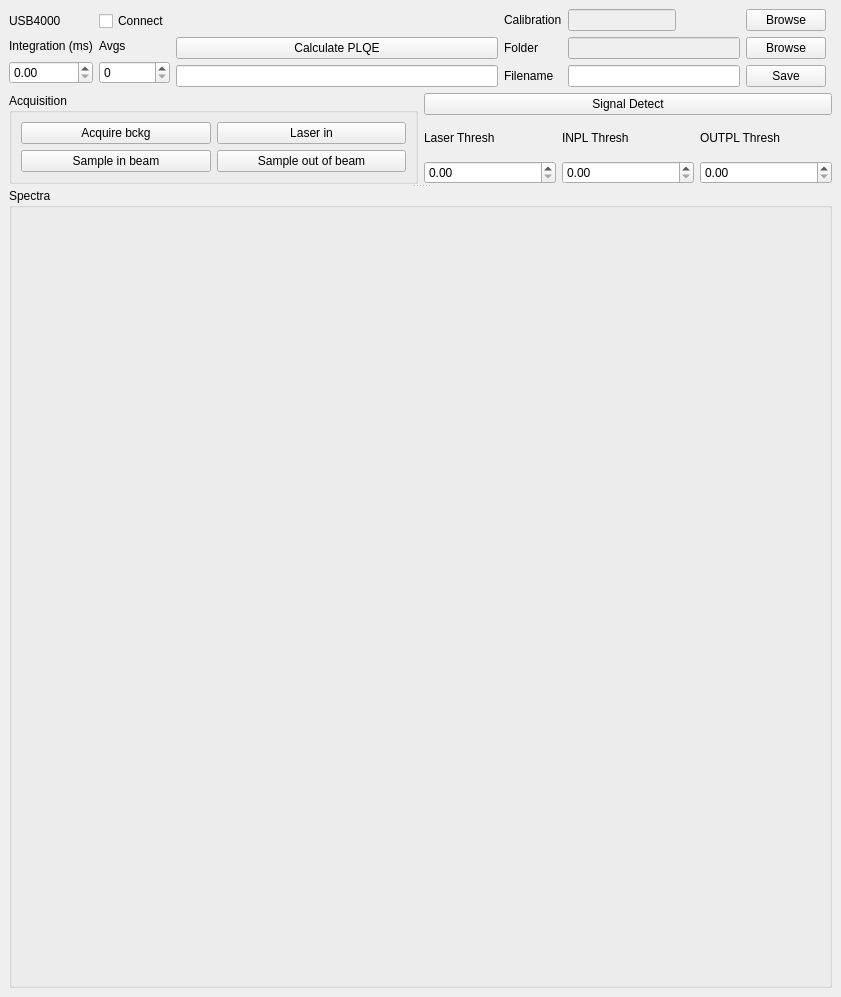
Before: the Qt Designer form mainwindow.ui in rbrenesh/PLQEApp, drawn with Qt 5.
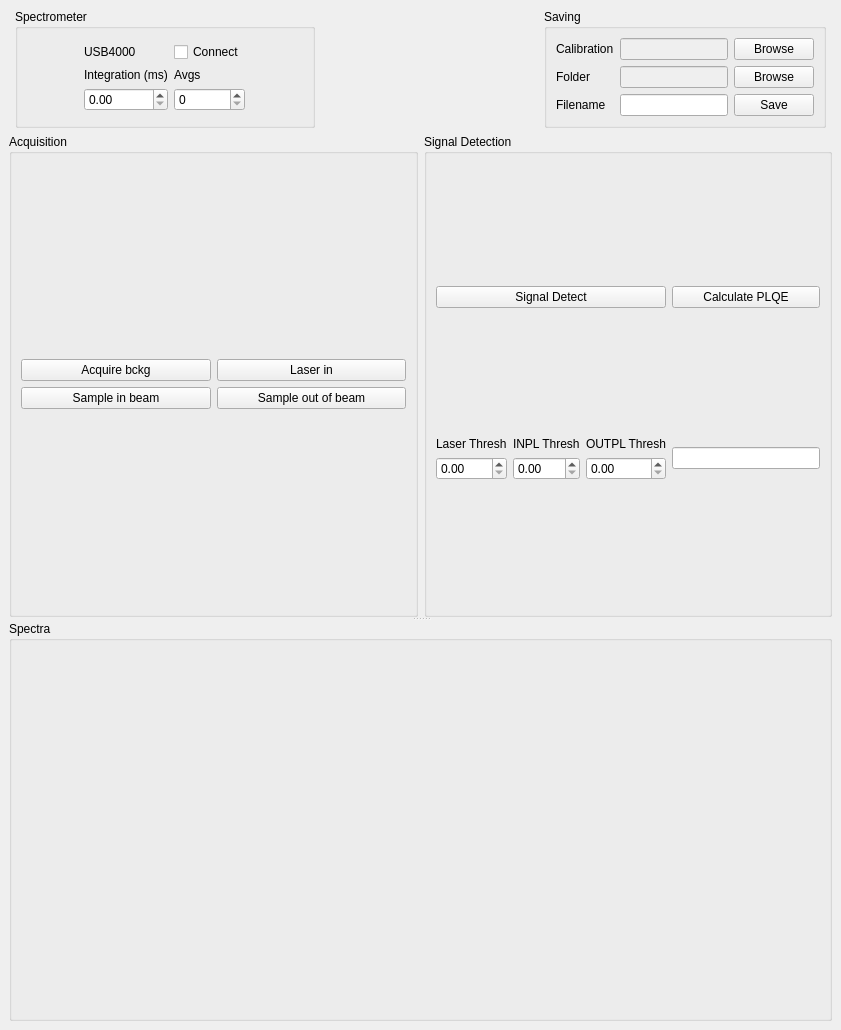
After: the same form once the commit is applied.

Commit message: Changed UI to have containers

```diff
--- a/mainwindow.ui
+++ b/mainwindow.ui
@@ -2,31 +2,81 @@
 <ui version="4.0">
  <class>MainWindow</class>
  <widget class="QMainWindow" name="MainWindow">
+  <property name="enabled">
+   <bool>true</bool>
+  </property>
   <property name="geometry">
    <rect>
     <x>0</x>
     <y>0</y>
     <width>841</width>
-    <height>600</height>
+    <height>1030</height>
    </rect>
   </property>
+  <property name="sizePolicy">
+   <sizepolicy hsizetype="Expanding" vsizetype="Expanding">
+    <horstretch>0</horstretch>
+    <verstretch>0</verstretch>
+   </sizepolicy>
+  </property>
   <property name="windowTitle">
    <string>MainWindow</string>
   </property>
   <widget class="QWidget" name="centralwidget">
+   <property name="sizePolicy">
+    <sizepolicy hsizetype="Expanding" vsizetype="Expanding">
+     <horstretch>0</horstretch>
+     <verstretch>0</verstretch>
+    </sizepolicy>
+   </property>
    <layout class="QGridLayout" name="gridLayout_3">
     <item row="0" column="0">
      <widget class="QSplitter" name="splitter">
+      <property name="sizePolicy">
+       <sizepolicy hsizetype="Expanding" vsizetype="Expanding">
+        <horstretch>0</horstretch>
+        <verstretch>0</verstretch>
+       </sizepolicy>
+      </property>
       <property name="orientation">
        <enum>Qt::Vertical</enum>
       </property>
       <widget class="QWidget" name="layoutWidget">
        <layout class="QGridLayout" name="gridLayout_4">
         <property name="sizeConstraint">
-         <enum>QLayout::SetDefaultConstraint</enum>
+         <enum>QLayout::SetMinimumSize</enum>
         </property>
-        <item row="0" column="2">
+        <item row="0" column="4">
+         <widget class="QGroupBox" name="groupBox_4">
+          <property name="title">
+           <string>Saving</string>
+          </property>
+          <layout class="QVBoxLayout" name="verticalLayout_2">
+           <item>
          <layout class="QGridLayout" name="gridLayout">
+             <item row="1" column="1">
+              <widget class="QLineEdit" name="folderDisplay">
+               <property name="enabled">
+                <bool>false</bool>
+               </property>
+               <property name="autoFillBackground">
+                <bool>false</bool>
+               </property>
+               <property name="readOnly">
+                <bool>true</bool>
+               </property>
+              </widget>
+             </item>
+             <item row="1" column="2">
+              <widget class="QPushButton" name="browseButton">
+               <property name="text">
+                <string>Browse</string>
+               </property>
+              </widget>
+             </item>
+             <item row="2" column="1">
+              <widget class="QLineEdit" name="filenameDisplay"/>
+             </item>
           <item row="0" column="2">
            <widget class="QPushButton" name="calibBrowseButton">
             <property name="text">
@@ -34,6 +84,13 @@
             </property>
            </widget>
           </item>
+             <item row="2" column="2">
+              <widget class="QPushButton" name="saveButton">
+               <property name="text">
+                <string>Save</string>
+               </property>
+              </widget>
+             </item>
           <item row="0" column="1">
            <widget class="QLineEdit" name="calibFileDisp">
             <property name="enabled">
@@ -53,44 +110,14 @@
             </property>
            </widget>
           </item>
-          <item row="3" column="2">
-           <widget class="QPushButton" name="saveButton">
-            <property name="text">
-             <string>Save</string>
-            </property>
-           </widget>
-          </item>
-          <item row="2" column="1">
-           <widget class="QLineEdit" name="folderDisplay">
-            <property name="enabled">
-             <bool>false</bool>
-            </property>
-            <property name="autoFillBackground">
-             <bool>false</bool>
-            </property>
-            <property name="readOnly">
-             <bool>true</bool>
-            </property>
-           </widget>
-          </item>
-          <item row="3" column="1">
-           <widget class="QLineEdit" name="filenameDisplay"/>
-          </item>
-          <item row="2" column="2">
-           <widget class="QPushButton" name="browseButton">
-            <property name="text">
-             <string>Browse</string>
-            </property>
-           </widget>
-          </item>
-          <item row="3" column="0">
+             <item row="2" column="0">
            <widget class="QLabel" name="label_2">
             <property name="text">
              <string>Filename</string>
             </property>
            </widget>
           </item>
-          <item row="2" column="0">
+             <item row="1" column="0">
            <widget class="QLabel" name="label">
             <property name="text">
              <string>Folder</string>
@@ -104,25 +131,114 @@
             </property>
            </widget>
           </item>
-          <item row="1" column="1">
-           <spacer name="verticalSpacer">
-            <property name="orientation">
-             <enum>Qt::Vertical</enum>
-            </property>
-            <property name="sizeHint" stdset="0">
+            </layout>
+           </item>
+          </layout>
+         </widget>
+        </item>
+        <item row="0" column="1" colspan="2">
+         <widget class="QGroupBox" name="groupBox_2">
+          <property name="minimumSize">
              <size>
-              <width>20</width>
-              <height>40</height>
-             </size>
-            </property>
-           </spacer>
-          </item>
-         </layout>
-        </item>
-        <item row="1" column="0" colspan="4">
+            <width>300</width>
+            <height>0</height>
+           </size>
+          </property>
+          <property name="title">
+           <string>Spectrometer</string>
+          </property>
+          <layout class="QGridLayout" name="gridLayout_5">
+           <item row="0" column="0">
+            <layout class="QGridLayout" name="gridLayout_2">
+             <item row="2" column="1">
+              <widget class="QSpinBox" name="avgsSpinBox"/>
+             </item>
+             <item row="1" column="0">
+              <widget class="QLabel" name="label_3">
+               <property name="sizePolicy">
+                <sizepolicy hsizetype="Fixed" vsizetype="Fixed">
+                 <horstretch>0</horstretch>
+                 <verstretch>0</verstretch>
+                </sizepolicy>
+               </property>
+               <property name="text">
+                <string>Integration (ms)</string>
+               </property>
+              </widget>
+             </item>
+             <item row="0" column="1">
+              <widget class="QCheckBox" name="connectBox">
+               <property name="enabled">
+                <bool>true</bool>
+               </property>
+               <property name="sizePolicy">
+                <sizepolicy hsizetype="Fixed" vsizetype="Fixed">
+                 <horstretch>0</horstretch>
+                 <verstretch>0</verstretch>
+                </sizepolicy>
+               </property>
+               <property name="text">
+                <string>Connect</string>
+               </property>
+               <property name="checkable">
+                <bool>true</bool>
+               </property>
+               <property name="tristate">
+                <bool>false</bool>
+               </property>
+              </widget>
+             </item>
+             <item row="2" column="0">
+              <widget class="QDoubleSpinBox" name="intSpinBox">
+               <property name="sizePolicy">
+                <sizepolicy hsizetype="Minimum" vsizetype="Fixed">
+                 <horstretch>0</horstretch>
+                 <verstretch>0</verstretch>
+                </sizepolicy>
+               </property>
+              </widget>
+             </item>
+             <item row="0" column="0">
+              <widget class="QLabel" name="label_5">
+               <property name="sizePolicy">
+                <sizepolicy hsizetype="Fixed" vsizetype="Fixed">
+                 <horstretch>0</horstretch>
+                 <verstretch>0</verstretch>
+                </sizepolicy>
+               </property>
+               <property name="text">
+                <string>USB4000</string>
+               </property>
+              </widget>
+             </item>
+             <item row="1" column="1">
+              <widget class="QLabel" name="label_4">
+               <property name="sizePolicy">
+                <sizepolicy hsizetype="Fixed" vsizetype="Fixed">
+                 <horstretch>0</horstretch>
+                 <verstretch>0</verstretch>
+                </sizepolicy>
+               </property>
+               <property name="text">
+                <string>Avgs</string>
+               </property>
+              </widget>
+             </item>
+            </layout>
+           </item>
+          </layout>
+         </widget>
+        </item>
+        <item row="1" column="0" colspan="6">
          <layout class="QHBoxLayout" name="horizontalLayout">
           <item>
            <widget class="QGroupBox" name="groupBox">
+            <property name="sizePolicy">
+             <sizepolicy hsizetype="Expanding" vsizetype="Expanding">
+              <horstretch>0</horstretch>
+              <verstretch>0</verstretch>
+             </sizepolicy>
+            </property>
             <property name="title">
              <string>Acquisition</string>
             </property>
@@ -163,13 +279,13 @@
            </widget>
           </item>
           <item>
+           <widget class="QGroupBox" name="groupBox_3">
+            <property name="title">
+             <string>Signal Detection</string>
+            </property>
+            <layout class="QGridLayout" name="gridLayout_7">
+             <item row="1" column="0">
            <layout class="QGridLayout" name="gridLayout_6">
-            <item row="2" column="1">
-             <widget class="QDoubleSpinBox" name="INPLthresh"/>
-            </item>
-            <item row="2" column="2">
-             <widget class="QDoubleSpinBox" name="OUTPLthresh"/>
-            </item>
             <item row="1" column="0">
              <widget class="QLabel" name="label_6">
               <property name="text">
@@ -177,12 +293,14 @@
               </property>
              </widget>
             </item>
-            <item row="1" column="1">
-             <widget class="QLabel" name="label_8">
-              <property name="text">
-               <string>INPL Thresh</string>
-              </property>
-             </widget>
+               <item row="2" column="1">
+                <widget class="QDoubleSpinBox" name="INPLthresh"/>
+               </item>
+               <item row="2" column="0">
+                <widget class="QDoubleSpinBox" name="laserthresh"/>
+               </item>
+               <item row="2" column="2">
+                <widget class="QDoubleSpinBox" name="OUTPLthresh"/>
             </item>
             <item row="1" column="2">
              <widget class="QLabel" name="label_9">
@@ -191,114 +309,23 @@
               </property>
              </widget>
             </item>
-            <item row="2" column="0">
-             <widget class="QDoubleSpinBox" name="laserthresh"/>
-            </item>
-            <item row="0" column="0" colspan="3">
+               <item row="1" column="1">
+                <widget class="QLabel" name="label_8">
+                 <property name="text">
+                  <string>INPL Thresh</string>
+                 </property>
+                </widget>
+               </item>
+              </layout>
+             </item>
+             <item row="0" column="0">
              <widget class="QPushButton" name="pushButton">
               <property name="text">
                <string>Signal Detect</string>
               </property>
              </widget>
             </item>
-           </layout>
-          </item>
-         </layout>
-        </item>
-        <item row="0" column="0">
-         <layout class="QGridLayout" name="gridLayout_2">
-          <item row="1" column="0">
-           <widget class="QLabel" name="label_3">
-            <property name="sizePolicy">
-             <sizepolicy hsizetype="Fixed" vsizetype="Fixed">
-              <horstretch>0</horstretch>
-              <verstretch>0</verstretch>
-             </sizepolicy>
-            </property>
-            <property name="text">
-             <string>Integration (ms)</string>
-            </property>
-           </widget>
-          </item>
-          <item row="2" column="1">
-           <widget class="QSpinBox" name="avgsSpinBox"/>
-          </item>
-          <item row="2" column="0">
-           <widget class="QDoubleSpinBox" name="intSpinBox">
-            <property name="sizePolicy">
-             <sizepolicy hsizetype="Minimum" vsizetype="Fixed">
-              <horstretch>0</horstretch>
-              <verstretch>0</verstretch>
-             </sizepolicy>
-            </property>
-           </widget>
-          </item>
-          <item row="1" column="1">
-           <widget class="QLabel" name="label_4">
-            <property name="sizePolicy">
-             <sizepolicy hsizetype="Fixed" vsizetype="Fixed">
-              <horstretch>0</horstretch>
-              <verstretch>0</verstretch>
-             </sizepolicy>
-            </property>
-            <property name="text">
-             <string>Avgs</string>
-            </property>
-           </widget>
-          </item>
-          <item row="0" column="0">
-           <widget class="QLabel" name="label_5">
-            <property name="sizePolicy">
-             <sizepolicy hsizetype="Fixed" vsizetype="Fixed">
-              <horstretch>0</horstretch>
-              <verstretch>0</verstretch>
-             </sizepolicy>
-            </property>
-            <property name="text">
-             <string>USB4000</string>
-            </property>
-           </widget>
-          </item>
           <item row="0" column="1">
-           <widget class="QCheckBox" name="connectBox">
-            <property name="enabled">
-             <bool>true</bool>
-            </property>
-            <property name="sizePolicy">
-             <sizepolicy hsizetype="Fixed" vsizetype="Fixed">
-              <horstretch>0</horstretch>
-              <verstretch>0</verstretch>
-             </sizepolicy>
-            </property>
-            <property name="text">
-             <string>Connect</string>
-            </property>
-            <property name="checkable">
-             <bool>true</bool>
-            </property>
-            <property name="tristate">
-             <bool>false</bool>
-            </property>
-           </widget>
-          </item>
-         </layout>
-        </item>
-        <item row="0" column="1">
-         <layout class="QVBoxLayout" name="verticalLayout">
-          <item>
-           <spacer name="verticalSpacer_2">
-            <property name="orientation">
-             <enum>Qt::Vertical</enum>
-            </property>
-            <property name="sizeHint" stdset="0">
-             <size>
-              <width>20</width>
-              <height>40</height>
-             </size>
-            </property>
-           </spacer>
-          </item>
-          <item>
            <widget class="QPushButton" name="calcPLQEButton">
             <property name="sizePolicy">
              <sizepolicy hsizetype="Minimum" vsizetype="Preferred">
@@ -311,7 +338,7 @@
             </property>
            </widget>
           </item>
-          <item>
+             <item row="1" column="1">
            <widget class="QLineEdit" name="PLQEdisplay">
             <property name="enabled">
              <bool>true</bool>
@@ -322,17 +349,42 @@
            </widget>
           </item>
          </layout>
+           </widget>
+          </item>
+         </layout>
+        </item>
+        <item row="0" column="3">
+         <spacer name="horizontalSpacer">
+          <property name="orientation">
+           <enum>Qt::Horizontal</enum>
+          </property>
+          <property name="sizeType">
+           <enum>QSizePolicy::Expanding</enum>
+          </property>
+          <property name="sizeHint" stdset="0">
+           <size>
+            <width>30</width>
+            <height>10</height>
+           </size>
+          </property>
+         </spacer>
         </item>
        </layout>
       </widget>
       <widget class="QGroupBox" name="groupBox_LaserPlot">
        <property name="sizePolicy">
-        <sizepolicy hsizetype="Minimum" vsizetype="Minimum">
+        <sizepolicy hsizetype="Expanding" vsizetype="Expanding">
          <horstretch>0</horstretch>
          <verstretch>0</verstretch>
         </sizepolicy>
        </property>
        <property name="minimumSize">
+        <size>
+         <width>0</width>
+         <height>400</height>
+        </size>
+       </property>
+       <property name="baseSize">
         <size>
          <width>0</width>
          <height>800</height>
@@ -341,7 +393,11 @@
        <property name="title">
         <string>Spectra</string>
        </property>
-       <layout class="QHBoxLayout" name="horizontalLayout_6"/>
+       <layout class="QHBoxLayout" name="horizontalLayout_6">
+        <property name="sizeConstraint">
+         <enum>QLayout::SetNoConstraint</enum>
+        </property>
+       </layout>
       </widget>
      </widget>
     </item>
@@ -353,9 +409,15 @@
      <x>0</x>
      <y>0</y>
      <width>841</width>
-     <height>22</height>
+     <height>21</height>
     </rect>
    </property>
+   <property name="sizePolicy">
+    <sizepolicy hsizetype="Expanding" vsizetype="Expanding">
+     <horstretch>0</horstretch>
+     <verstretch>0</verstretch>
+    </sizepolicy>
+   </property>
   </widget>
  </widget>
  <resources/>
```
Lines whose indentation alone changed are shown as unchanged. The commit also changes 3 other files.
